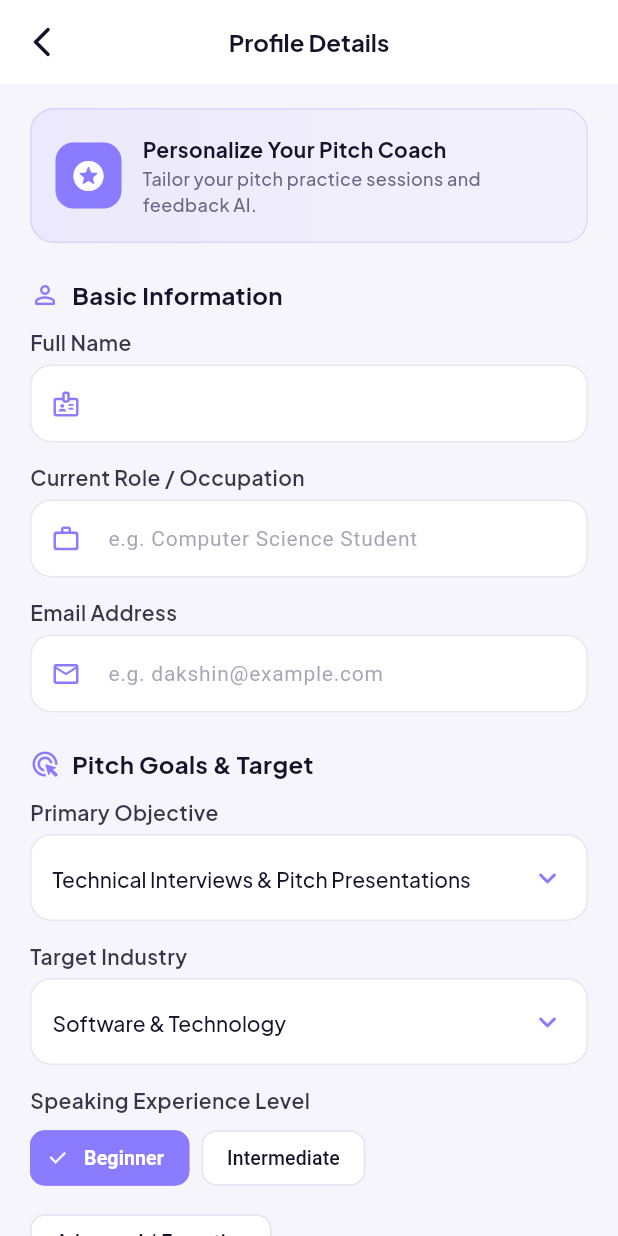
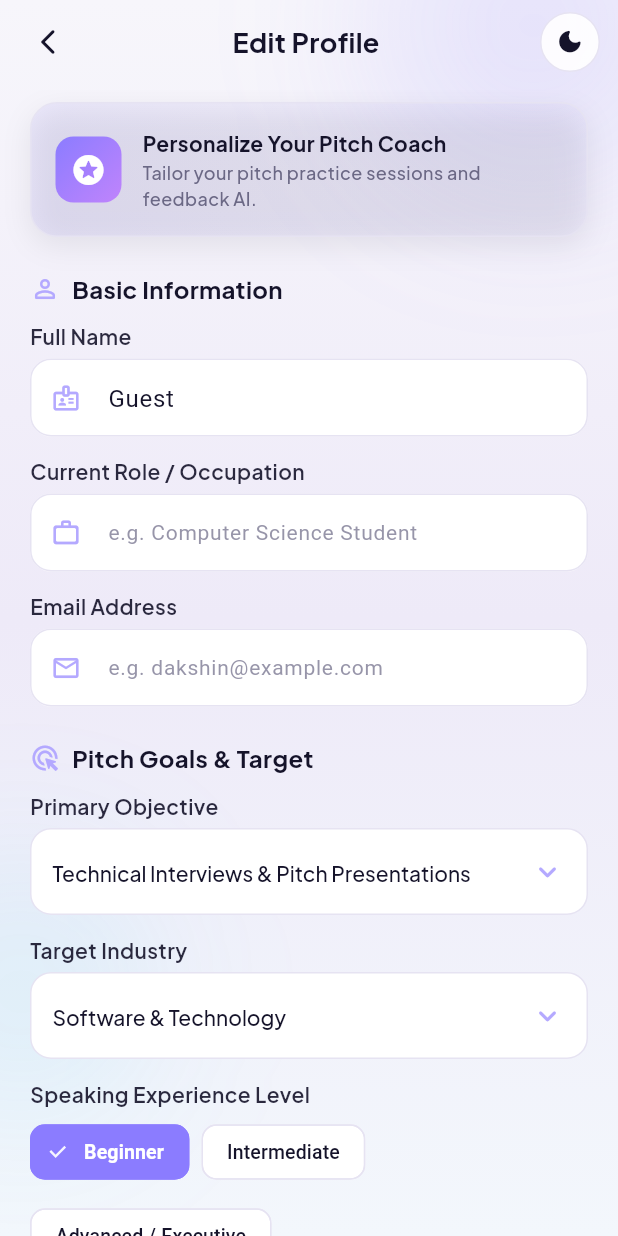
Before and after one commit to Dakshin10/pitch-coach-ai, a Flutter app: the ProfileSetupScreen screen opened by its route, on a phone screen of 412 x 824 dp. Run offline on Flutter 3.47's test engine with Material 3 defaults, Android fonts, the phone set to English and light mode, and no system bars; our stand-ins replace audioplayers, dio, firebase_auth, firebase_core, fl_chart, flutter_local_notifications and 7 more; missing offline and left inert: record; accounts and stored records are empty.

Commit message:
fix: make edit profile screen fully theme-aware
Co-authored-by: Cursor <cursoragent@cursor.com>

```diff
--- a/lib/features/profile/profile_setup_screen.dart
+++ b/lib/features/profile/profile_setup_screen.dart
@@ -4,7 +4,9 @@ import 'package:provider/provider.dart';
 import '../../core/providers/user_provider.dart';
 import '../../core/theme/app_colors.dart';
 import '../../core/theme/app_text_styles.dart';
+import '../../core/widgets/app_atmosphere.dart';
 import '../../core/widgets/gradient_button.dart';
+import '../../core/widgets/theme_toggle_button.dart';
 
 class ProfileSetupScreen extends StatefulWidget {
   const ProfileSetupScreen({super.key});
@@ -63,7 +65,9 @@ class _ProfileSetupScreenState extends State<ProfileSetupScreen> {
 
     if (_goals.contains(user.targetGoal)) _selectedGoal = user.targetGoal;
     if (_levels.contains(user.experienceLevel)) _selectedLevel = user.experienceLevel;
-    if (_industries.contains(user.targetIndustry)) _selectedIndustry = user.targetIndustry;
+    if (_industries.contains(user.targetIndustry)) {
+      _selectedIndustry = user.targetIndustry;
+    }
     if (_tones.contains(user.feedbackTone)) _selectedTone = user.feedbackTone;
   }
 
@@ -104,59 +108,92 @@ class _ProfileSetupScreenState extends State<ProfileSetupScreen> {
     }
   }
 
-  @override
-  Widget build(BuildContext context) {
-    return Scaffold(
-      backgroundColor: AppColors.surfaceLight,
-      appBar: AppBar(
-        backgroundColor: Colors.white,
-        elevation: 0,
-        leading: IconButton(
-          icon: const Icon(Icons.arrow_back_ios_new_rounded, color: AppColors.textPrimaryDark),
-          onPressed: () {
+  void _goBack() {
     if (context.canPop()) {
       context.pop();
     } else {
       context.go('/profile');
     }
-          },
+  }
+
+  @override
+  Widget build(BuildContext context) {
+    final isDark = AppColors.isDark(context);
+
+    return Scaffold(
+      backgroundColor: Theme.of(context).scaffoldBackgroundColor,
+      body: AppAtmosphere(
+        child: Column(
+          children: [
+            Padding(
+              padding: const EdgeInsets.fromLTRB(8, 4, 12, 8),
+              child: SizedBox(
+                height: 48,
+                child: Stack(
+                  alignment: Alignment.center,
+                  children: [
+                    Text(
+                      'Edit Profile',
+                      style: AppTextStyles.headingM.copyWith(
+                        color: AppColors.textPrimaryOf(context),
+                        fontSize: 18,
                       ),
-        title: Text(
-          'Profile Details',
-          style: AppTextStyles.headingM.copyWith(color: AppColors.textPrimaryDark),
                     ),
-        centerTitle: true,
+                    Row(
+                      children: [
+                        IconButton(
+                          onPressed: _goBack,
+                          icon: Icon(
+                            Icons.arrow_back_ios_new_rounded,
+                            color: AppColors.textPrimaryOf(context),
+                            size: 20,
                           ),
-      body: SafeArea(
+                        ),
+                        const Spacer(),
+                        const ThemeToggleButton(size: 40, compact: true),
+                      ],
+                    ),
+                  ],
+                ),
+              ),
+            ),
+            Expanded(
               child: SingleChildScrollView(
-          padding: const EdgeInsets.symmetric(horizontal: 20.0, vertical: 16.0),
+                padding: const EdgeInsets.symmetric(horizontal: 20.0, vertical: 8.0),
                 child: Form(
                   key: _formKey,
                   child: Column(
                     crossAxisAlignment: CrossAxisAlignment.start,
                     children: [
-                // Header banner
-                Container(
+                      GlassSurface(
                         padding: const EdgeInsets.all(16),
-                  decoration: BoxDecoration(
-                    gradient: LinearGradient(
+                        borderRadius: BorderRadius.circular(18),
+                        gradient: isDark
+                            ? LinearGradient(
+                                colors: [
+                                  AppColors.primaryPurple.withValues(alpha: 0.22),
+                                  AppColors.cardDark,
+                                ],
+                              )
+                            : LinearGradient(
                                 colors: [
                                   AppColors.primaryPurple.withValues(alpha: 0.1),
                                   AppColors.primaryPurpleLight.withValues(alpha: 0.05),
                                 ],
-                    ),
-                    borderRadius: BorderRadius.circular(16),
-                    border: Border.all(color: AppColors.primaryPurple.withValues(alpha: 0.2)),
                               ),
                         child: Row(
                           children: [
                             Container(
                               padding: const EdgeInsets.all(10),
                               decoration: BoxDecoration(
-                          color: AppColors.primaryPurple,
+                                gradient: AppColors.primaryGradient,
                                 borderRadius: BorderRadius.circular(12),
                               ),
-                        child: const Icon(Icons.stars_rounded, color: Colors.white, size: 24),
+                              child: const Icon(
+                                Icons.stars_rounded,
+                                color: Colors.white,
+                                size: 24,
+                              ),
                             ),
                             const SizedBox(width: 14),
                             Expanded(
@@ -167,14 +204,14 @@ class _ProfileSetupScreenState extends State<ProfileSetupScreen> {
                                     'Personalize Your Pitch Coach',
                                     style: AppTextStyles.bodyM.copyWith(
                                       fontWeight: FontWeight.bold,
-                                color: AppColors.textPrimaryDark,
+                                      color: AppColors.textPrimaryOf(context),
                                     ),
                                   ),
                                   const SizedBox(height: 2),
                                   Text(
                                     'Tailor your pitch practice sessions and feedback AI.',
                                     style: AppTextStyles.caption.copyWith(
-                                color: AppColors.textSecondary,
+                                      color: AppColors.textSecondaryOf(context),
                                     ),
                                   ),
                                 ],
@@ -186,15 +223,24 @@ class _ProfileSetupScreenState extends State<ProfileSetupScreen> {
 
                       const SizedBox(height: 24),
 
-                // 1. Basic Info Section
-                _buildSectionHeader('Basic Information', Icons.person_outline_rounded),
+                      _buildSectionHeader(
+                        'Basic Information',
+                        Icons.person_outline_rounded,
+                      ),
                       const SizedBox(height: 12),
 
                       _buildTextFieldLabel('Full Name'),
                       TextFormField(
                         controller: _nameController,
-                  decoration: _buildInputDecoration('e.g. Dakshin', Icons.badge_outlined),
-                  validator: (v) => (v == null || v.trim().isEmpty) ? 'Please enter your name' : null,
+                        style: TextStyle(color: AppColors.textPrimaryOf(context)),
+                        decoration: _buildInputDecoration(
+                          'e.g. Dakshin',
+                          Icons.badge_outlined,
+                        ),
+                        validator: (v) =>
+                            (v == null || v.trim().isEmpty)
+                                ? 'Please enter your name'
+                                : null,
                       ),
 
                       const SizedBox(height: 14),
@@ -202,8 +248,15 @@ class _ProfileSetupScreenState extends State<ProfileSetupScreen> {
                       _buildTextFieldLabel('Current Role / Occupation'),
                       TextFormField(
                         controller: _roleController,
-                  decoration: _buildInputDecoration('e.g. Computer Science Student', Icons.work_outline_rounded),
-                  validator: (v) => (v == null || v.trim().isEmpty) ? 'Please enter your role' : null,
+                        style: TextStyle(color: AppColors.textPrimaryOf(context)),
+                        decoration: _buildInputDecoration(
+                          'e.g. Computer Science Student',
+                          Icons.work_outline_rounded,
+                        ),
+                        validator: (v) =>
+                            (v == null || v.trim().isEmpty)
+                                ? 'Please enter your role'
+                                : null,
                       ),
 
                       const SizedBox(height: 14),
@@ -212,14 +265,23 @@ class _ProfileSetupScreenState extends State<ProfileSetupScreen> {
                       TextFormField(
                         controller: _emailController,
                         keyboardType: TextInputType.emailAddress,
-                  decoration: _buildInputDecoration('e.g. dakshin@example.com', Icons.email_outlined),
-                  validator: (v) => (v == null || !v.contains('@')) ? 'Please enter a valid email' : null,
+                        style: TextStyle(color: AppColors.textPrimaryOf(context)),
+                        decoration: _buildInputDecoration(
+                          'e.g. dakshin@example.com',
+                          Icons.email_outlined,
+                        ),
+                        validator: (v) =>
+                            (v == null || !v.contains('@'))
+                                ? 'Please enter a valid email'
+                                : null,
                       ),
 
                       const SizedBox(height: 24),
 
-                // 2. Pitch Goals & Experience
-                _buildSectionHeader('Pitch Goals & Target', Icons.ads_click_rounded),
+                      _buildSectionHeader(
+                        'Pitch Goals & Target',
+                        Icons.ads_click_rounded,
+                      ),
                       const SizedBox(height: 12),
 
                       _buildTextFieldLabel('Primary Objective'),
@@ -235,7 +297,8 @@ class _ProfileSetupScreenState extends State<ProfileSetupScreen> {
                       _buildDropdown(
                         value: _selectedIndustry,
                         items: _industries,
-                  onChanged: (val) => setState(() => _selectedIndustry = val!),
+                        onChanged: (val) =>
+                            setState(() => _selectedIndustry = val!),
                       ),
 
                       const SizedBox(height: 14),
@@ -250,16 +313,21 @@ class _ProfileSetupScreenState extends State<ProfileSetupScreen> {
                             label: Text(level),
                             selected: selected,
                             selectedColor: AppColors.primaryPurple,
-                      backgroundColor: Colors.white,
+                            backgroundColor: AppColors.cardOf(context),
                             labelStyle: TextStyle(
-                        color: selected ? Colors.white : AppColors.textPrimaryDark,
-                        fontWeight: selected ? FontWeight.w700 : FontWeight.w500,
+                              color: selected
+                                  ? Colors.white
+                                  : AppColors.textPrimaryOf(context),
+                              fontWeight:
+                                  selected ? FontWeight.w700 : FontWeight.w500,
                               fontSize: 13,
                             ),
                             shape: RoundedRectangleBorder(
                               borderRadius: BorderRadius.circular(10),
                               side: BorderSide(
-                          color: selected ? AppColors.primaryPurple : AppColors.divider,
+                                color: selected
+                                    ? AppColors.primaryPurple
+                                    : AppColors.borderOf(context),
                               ),
                             ),
                             onSelected: (val) {
@@ -271,8 +339,10 @@ class _ProfileSetupScreenState extends State<ProfileSetupScreen> {
 
                       const SizedBox(height: 24),
 
-                // 3. AI Coaching Feedback Style
-                _buildSectionHeader('AI Feedback Preference', Icons.psychology_outlined),
+                      _buildSectionHeader(
+                        'AI Feedback Preference',
+                        Icons.psychology_outlined,
+                      ),
                       const SizedBox(height: 12),
 
                       _buildTextFieldLabel('Preferred Feedback Style'),
@@ -282,10 +352,15 @@ class _ProfileSetupScreenState extends State<ProfileSetupScreen> {
                           return Container(
                             margin: const EdgeInsets.only(bottom: 8),
                             decoration: BoxDecoration(
-                        color: Colors.white,
+                              color: selected
+                                  ? AppColors.primaryPurple
+                                      .withValues(alpha: isDark ? 0.18 : 0.08)
+                                  : AppColors.cardOf(context),
                               borderRadius: BorderRadius.circular(14),
                               border: Border.all(
-                          color: selected ? AppColors.primaryPurple : AppColors.divider,
+                                color: selected
+                                    ? AppColors.primaryPurple
+                                    : AppColors.borderOf(context),
                                 width: selected ? 1.5 : 1.0,
                               ),
                             ),
@@ -293,12 +368,19 @@ class _ProfileSetupScreenState extends State<ProfileSetupScreen> {
                               onTap: () => setState(() => _selectedTone = tone),
                               borderRadius: BorderRadius.circular(14),
                               child: Padding(
-                          padding: const EdgeInsets.symmetric(horizontal: 16, vertical: 14),
+                                padding: const EdgeInsets.symmetric(
+                                  horizontal: 16,
+                                  vertical: 14,
+                                ),
                                 child: Row(
                                   children: [
                                     Icon(
-                                selected ? Icons.radio_button_checked : Icons.radio_button_off,
-                                color: selected ? AppColors.primaryPurple : AppColors.textSecondary,
+                                      selected
+                                          ? Icons.radio_button_checked
+                                          : Icons.radio_button_off,
+                                      color: selected
+                                          ? AppColors.primaryPurpleLight
+                                          : AppColors.textSecondaryOf(context),
                                       size: 22,
                                     ),
                                     const SizedBox(width: 12),
@@ -306,8 +388,10 @@ class _ProfileSetupScreenState extends State<ProfileSetupScreen> {
                                       child: Text(
                                         tone,
                                         style: AppTextStyles.bodyM.copyWith(
-                                    color: AppColors.textPrimaryDark,
-                                    fontWeight: selected ? FontWeight.w700 : FontWeight.w500,
+                                          color: AppColors.textPrimaryOf(context),
+                                          fontWeight: selected
+                                              ? FontWeight.w700
+                                              : FontWeight.w500,
                                         ),
                                       ),
                                     ),
@@ -321,7 +405,6 @@ class _ProfileSetupScreenState extends State<ProfileSetupScreen> {
 
                       const SizedBox(height: 28),
 
-                // Save Profile Button
                       GradientButton(
                         text: 'Save Profile Details',
                         variant: GradientButtonVariant.primary,
@@ -329,10 +412,13 @@ class _ProfileSetupScreenState extends State<ProfileSetupScreen> {
                         onPressed: _saveProfile,
                       ),
 
-                const SizedBox(height: 20),
+                      const SizedBox(height: 24),
                     ],
                   ),
                 ),
+              ),
+            ),
+          ],
         ),
       ),
     );
@@ -341,11 +427,14 @@ class _ProfileSetupScreenState extends State<ProfileSetupScreen> {
   Widget _buildSectionHeader(String title, IconData icon) {
     return Row(
       children: [
-        Icon(icon, color: AppColors.primaryPurple, size: 20),
+        Icon(icon, color: AppColors.primaryPurpleLight, size: 20),
         const SizedBox(width: 8),
         Text(
           title,
-          style: AppTextStyles.headingM.copyWith(fontSize: 16),
+          style: AppTextStyles.headingM.copyWith(
+            fontSize: 16,
+            color: AppColors.textPrimaryOf(context),
+          ),
         ),
       ],
     );
@@ -357,7 +446,7 @@ class _ProfileSetupScreenState extends State<ProfileSetupScreen> {
       child: Text(
         label,
         style: AppTextStyles.label.copyWith(
-          color: AppColors.textPrimaryDark.withValues(alpha: 0.85),
+          color: AppColors.textPrimaryOf(context).withValues(alpha: 0.9),
           fontWeight: FontWeight.w600,
         ),
       ),
@@ -365,20 +454,24 @@ class _ProfileSetupScreenState extends State<ProfileSetupScreen> {
   }
 
   InputDecoration _buildInputDecoration(String hint, IconData icon) {
+    final border = AppColors.borderOf(context);
     return InputDecoration(
       hintText: hint,
-      hintStyle: TextStyle(color: AppColors.textSecondary.withValues(alpha: 0.6), fontSize: 14),
-      prefixIcon: Icon(icon, color: AppColors.primaryPurple, size: 20),
+      hintStyle: TextStyle(
+        color: AppColors.textSecondaryOf(context).withValues(alpha: 0.7),
+        fontSize: 14,
+      ),
+      prefixIcon: Icon(icon, color: AppColors.primaryPurpleLight, size: 20),
       filled: true,
-      fillColor: Colors.white,
+      fillColor: AppColors.cardOf(context),
       contentPadding: const EdgeInsets.symmetric(horizontal: 16, vertical: 14),
       border: OutlineInputBorder(
         borderRadius: BorderRadius.circular(14),
-        borderSide: const BorderSide(color: AppColors.divider),
+        borderSide: BorderSide(color: border),
       ),
       enabledBorder: OutlineInputBorder(
         borderRadius: BorderRadius.circular(14),
-        borderSide: const BorderSide(color: AppColors.divider),
+        borderSide: BorderSide(color: border),
       ),
       focusedBorder: OutlineInputBorder(
         borderRadius: BorderRadius.circular(14),
@@ -395,16 +488,22 @@ class _ProfileSetupScreenState extends State<ProfileSetupScreen> {
     return Container(
       padding: const EdgeInsets.symmetric(horizontal: 14, vertical: 4),
       decoration: BoxDecoration(
-        color: Colors.white,
+        color: AppColors.cardOf(context),
         borderRadius: BorderRadius.circular(14),
-        border: Border.all(color: AppColors.divider),
+        border: Border.all(color: AppColors.borderOf(context)),
       ),
       child: DropdownButtonHideUnderline(
         child: DropdownButton<String>(
           value: value,
           isExpanded: true,
-          icon: const Icon(Icons.keyboard_arrow_down_rounded, color: AppColors.primaryPurple),
-          style: AppTextStyles.bodyM.copyWith(color: AppColors.textPrimaryDark),
+          dropdownColor: AppColors.elevatedCardOf(context),
+          icon: Icon(
+            Icons.keyboard_arrow_down_rounded,
+            color: AppColors.primaryPurpleLight,
+          ),
+          style: AppTextStyles.bodyM.copyWith(
+            color: AppColors.textPrimaryOf(context),
+          ),
           items: items.map((item) {
             return DropdownMenuItem<String>(
               value: item,
```
Lines whose indentation alone changed are shown as unchanged.
